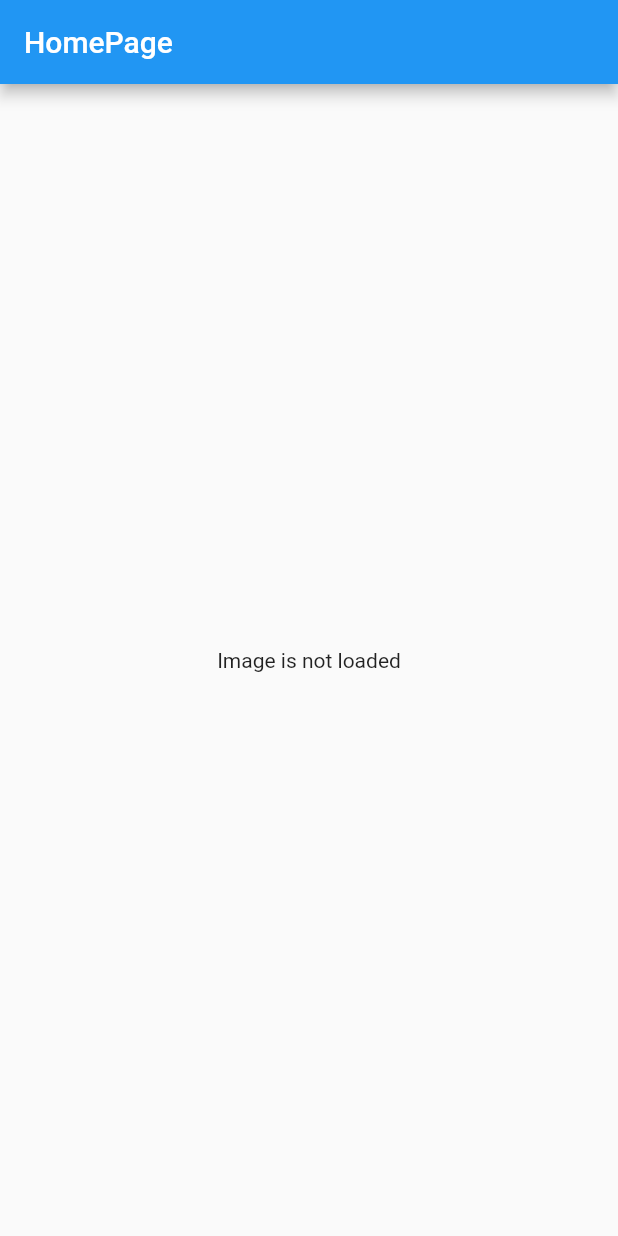
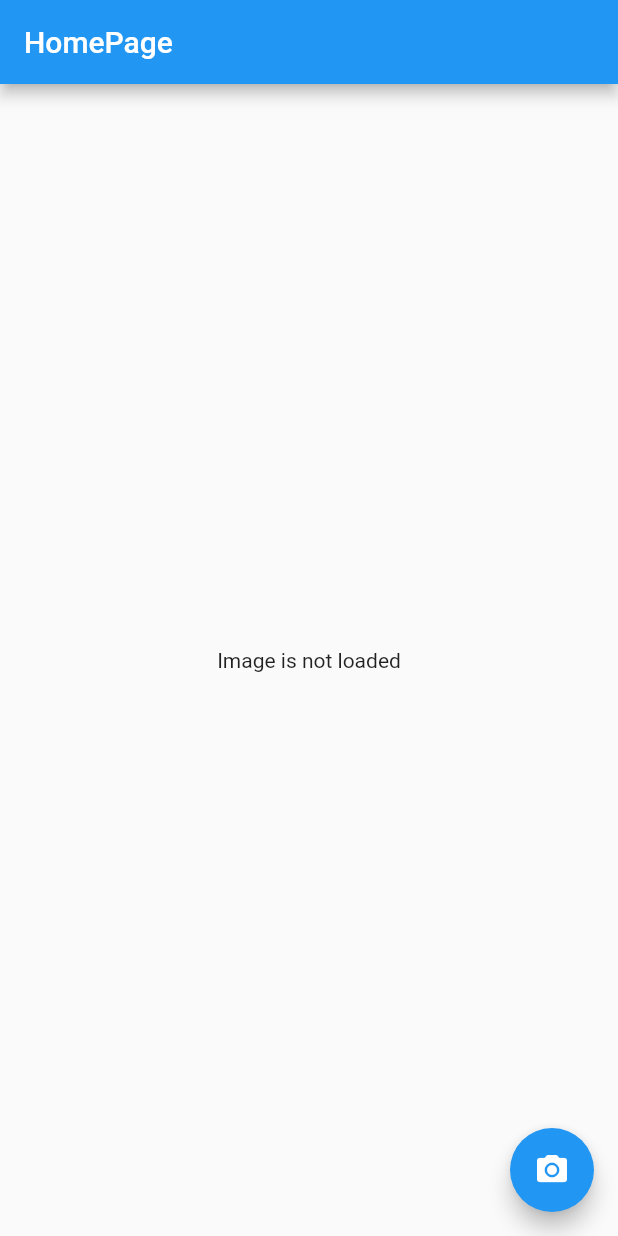
Before and after one commit to alceil/profileimage, a Flutter app: the screen it shows after launch, on a phone screen of 412 x 824 dp. Run offline on Flutter 3.47's test engine with Material 2 defaults, Android fonts, the phone set to English and light mode, and no system bars; our stand-ins replace image_picker.

Commit message:
added floating button

```diff
--- a/lib/main.dart
+++ b/lib/main.dart
@@ -30,7 +30,11 @@ class _MyHomePageState extends State<MyHomePage> {
       body: Center(
         child:_image==null?Text('Image is not loaded'):Image.file(_image),
       ),
-
+      floatingActionButton: FloatingActionButton(
+        onPressed: getImage,
+        tooltip: 'Increment',
+        child: Icon(Icons.camera_alt),
+      ),
     );
   }
 }
```
